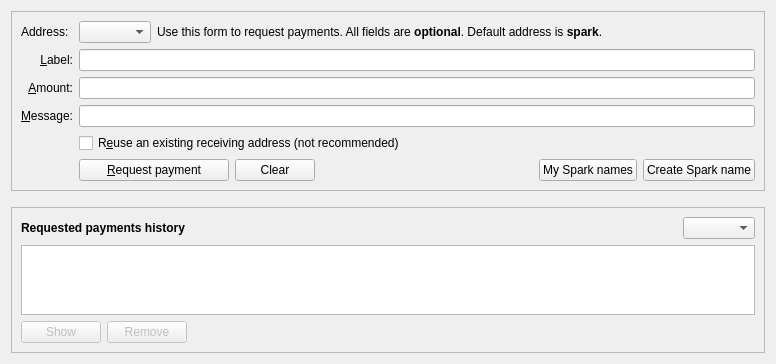
First picture: the form in src/qt/forms/receivecoinsdialog.ui, repository firoorg/firo, before the edit.
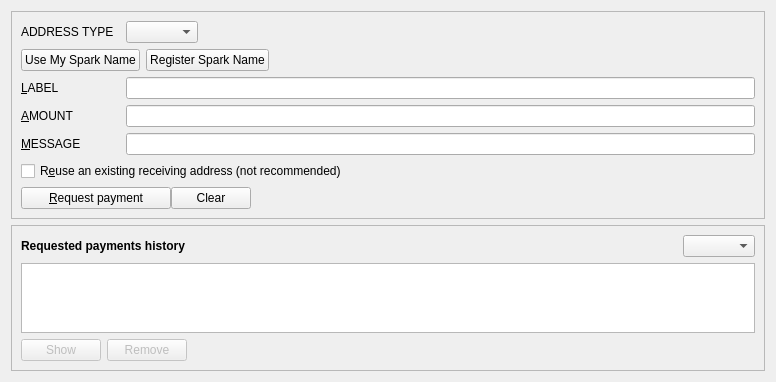
Second picture: the form after the edit. Custom widgets are drawn as their Qt base class.

Patch:
```diff
--- a/src/qt/forms/receivecoinsdialog.ui
+++ b/src/qt/forms/receivecoinsdialog.ui
@@ -27,77 +27,41 @@
      </property>
      <layout class="QVBoxLayout" name="verticalLayout_3">
       <item>
-       <layout class="QGridLayout" name="gridLayout">
-        <item row="7" column="2">
-         <widget class="QCheckBox" name="reuseAddress">
-          <property name="toolTip">
-           <string>Reuse one of the previously used receiving addresses. Reusing addresses has security and privacy issues. Do not use this unless re-generating a payment request made before.</string>
-          </property>
-          <property name="text">
-           <string>R&amp;euse an existing receiving address (not recommended)</string>
-          </property>
+       <layout class="QFormLayout" name="gridLayout">
+        <property name="fieldGrowthPolicy">
+         <enum>QFormLayout::ExpandingFieldsGrow</enum>
+        </property>
+        <property name="rowWrapPolicy">
+         <enum>QFormLayout::WrapLongRows</enum>
+        </property>
+        <property name="labelAlignment">
+         <set>Qt::AlignLeft|Qt::AlignVCenter</set>
+        </property>
+        <property name="formAlignment">
+         <set>Qt::AlignLeft|Qt::AlignTop</set>
+        </property>
+        <property name="horizontalSpacing">
+         <number>12</number>
+        </property>
+        <property name="verticalSpacing">
+         <number>6</number>
+        </property>
+        <item row="0" column="0">
+         <widget class="QLabel" name="addressTypeLabel">
+           <property name="toolTip">
+             <string>Choose Spark or Transparent for the payment request address.</string>
+           </property>
+           <property name="text">
+             <string>ADDRESS TYPE</string>
+           </property>
          </widget>
         </item>
-        <item row="7" column="0">
-         <widget class="QLabel" name="label_4">
-          <property name="text">
-           <string/>
-          </property>
-         </widget>
-        </item>
-        <item row="6" column="0">
-         <widget class="QLabel" name="label_3">
-          <property name="toolTip">
-           <string>An optional message to attach to the payment request, which will be displayed when the request is opened. Note: The message will not be sent with the payment over the Firo network.</string>
-          </property>
-          <property name="text">
-           <string>&amp;Message:</string>
-          </property>
-          <property name="alignment">
-           <set>Qt::AlignRight|Qt::AlignTrailing|Qt::AlignVCenter</set>
-          </property>
-          <property name="buddy">
-           <cstring>reqMessage</cstring>
-          </property>
-         </widget>
-        </item>
-        <item row="4" column="2">
-         <widget class="QLineEdit" name="reqLabel">
-          <property name="toolTip">
-           <string>An optional label to associate with the new receiving address.</string>
-          </property>
-         </widget>
-        </item>
-        <item row="6" column="2">
-         <widget class="QLineEdit" name="reqMessage">
-          <property name="toolTip">
-           <string>An optional message to attach to the payment request, which will be displayed when the request is opened. Note: The message will not be sent with the payment over the Firo network.</string>
-          </property>
-         </widget>
-        </item>
-        <item row="3" column="0">
-          <widget class="QLabel" name="addressTypeLabel">
-            <property name="toolTip">
-              <string>An optional label to associate with the new receiving address.</string>
-            </property>
-            <property name="text">
-              <string>Address:</string>
-            </property>
-          </widget>
-        </item>
-        <item row="3" column="2">
+        <item row="0" column="1">
           <layout class="QHBoxLayout" name="addressTypeHorizontalLayout">
             <item>
               <widget class="QComboBox" name="addressTypeCombobox">
               </widget>
             </item>
-            <item>
-              <widget class="QLabel" name="label_5">
-                <property name="text">
-                  <string>Use this form to request payments. All fields are &lt;b&gt;optional&lt;/b&gt;. Default address is &lt;b&gt;spark&lt;/b&gt;. </string>
-                </property>
-              </widget>
-            </item>
             <item>
               <spacer name="horizontalSpacer__">
                 <property name="orientation">
@@ -113,39 +77,89 @@
             </item>
           </layout>
         </item>
-        <item row="4" column="0">
+        <item row="1" column="0" colspan="2">
+         <widget class="QWidget" name="sparkNameActions" native="true">
+          <layout class="QHBoxLayout" name="sparkNameActionsLayout">
+           <property name="leftMargin"><number>0</number></property>
+           <property name="topMargin"><number>0</number></property>
+           <property name="rightMargin"><number>0</number></property>
+           <property name="bottomMargin"><number>0</number></property>
+           <item>
+            <widget class="QPushButton" name="mySparkNamesButton">
+             <property name="toolTip">
+              <string>Choose one of this wallet's Spark Names for the payment request.</string>
+             </property>
+             <property name="text">
+              <string>Use My Spark Name</string>
+             </property>
+             <property name="autoDefault">
+              <bool>false</bool>
+             </property>
+            </widget>
+           </item>
+           <item>
+            <widget class="QPushButton" name="createSparkNameButton">
+             <property name="toolTip">
+              <string>Register a new Spark Name.</string>
+             </property>
+             <property name="text">
+              <string>Register Spark Name</string>
+             </property>
+             <property name="autoDefault">
+              <bool>false</bool>
+             </property>
+            </widget>
+           </item>
+           <item>
+            <spacer name="sparkNameActionsSpacer">
+             <property name="orientation">
+              <enum>Qt::Horizontal</enum>
+             </property>
+             <property name="sizeHint" stdset="0">
+              <size>
+               <width>40</width>
+               <height>20</height>
+              </size>
+             </property>
+            </spacer>
+           </item>
+          </layout>
+         </widget>
+        </item>
+        <item row="2" column="0">
          <widget class="QLabel" name="label_2">
           <property name="toolTip">
            <string>An optional label to associate with the new receiving address.</string>
           </property>
           <property name="text">
-           <string>&amp;Label:</string>
-          </property>
-          <property name="alignment">
-           <set>Qt::AlignRight|Qt::AlignTrailing|Qt::AlignVCenter</set>
+           <string>&amp;LABEL</string>
           </property>
           <property name="buddy">
            <cstring>reqLabel</cstring>
           </property>
          </widget>
         </item>
-        <item row="5" column="0">
+        <item row="2" column="1">
+         <widget class="QLineEdit" name="reqLabel">
+          <property name="toolTip">
+           <string>An optional label to associate with the new receiving address.</string>
+          </property>
+         </widget>
+        </item>
+        <item row="3" column="0">
          <widget class="QLabel" name="label">
           <property name="toolTip">
            <string>An optional amount to request. Leave this empty or zero to not request a specific amount.</string>
           </property>
           <property name="text">
-           <string>&amp;Amount:</string>
-          </property>
-          <property name="alignment">
-           <set>Qt::AlignRight|Qt::AlignTrailing|Qt::AlignVCenter</set>
+           <string>&amp;AMOUNT</string>
           </property>
           <property name="buddy">
            <cstring>reqAmount</cstring>
           </property>
          </widget>
         </item>
-        <item row="5" column="2">
+        <item row="3" column="1">
          <widget class="BitcoinAmountField" name="reqAmount">
           <property name="minimumSize">
            <size>
@@ -158,7 +172,37 @@
           </property>
          </widget>
         </item>
-        <item row="8" column="2">
+        <item row="4" column="0">
+         <widget class="QLabel" name="label_3">
+          <property name="toolTip">
+           <string>An optional message to attach to the payment request, which will be displayed when the request is opened. Note: The message will not be sent with the payment over the Firo network.</string>
+          </property>
+          <property name="text">
+           <string>&amp;MESSAGE</string>
+          </property>
+          <property name="buddy">
+           <cstring>reqMessage</cstring>
+          </property>
+         </widget>
+        </item>
+        <item row="4" column="1">
+         <widget class="QLineEdit" name="reqMessage">
+          <property name="toolTip">
+           <string>An optional message to attach to the payment request, which will be displayed when the request is opened. Note: The message will not be sent with the payment over the Firo network.</string>
+          </property>
+         </widget>
+        </item>
+        <item row="5" column="0" colspan="2">
+         <widget class="QCheckBox" name="reuseAddress">
+          <property name="toolTip">
+           <string>Reuse one of the previously used receiving addresses. Reusing addresses has security and privacy issues. Do not use this unless re-generating a payment request made before.</string>
+          </property>
+          <property name="text">
+           <string>R&amp;euse an existing receiving address (not recommended)</string>
+          </property>
+         </widget>
+        </item>
+        <item row="6" column="0" colspan="2">
          <layout class="QHBoxLayout" name="horizontalLayout">
           <item>
            <widget class="QPushButton" name="receiveButton">
@@ -205,53 +249,8 @@
             </property>
            </spacer>
           </item>
-          <item>
-           <widget class="QPushButton" name="mySparkNamesButton">
-            <property name="sizePolicy">
-             <sizepolicy hsizetype="Minimum" vsizetype="Fixed">
-              <horstretch>0</horstretch>
-              <verstretch>0</verstretch>
-             </sizepolicy>
-            </property>
-            <property name="toolTip">
-             <string>Browse your spark names to use as label.</string>
-            </property>
-            <property name="text">
-             <string>My Spark names</string>
-            </property>
-            <property name="autoDefault">
-             <bool>false</bool>
-            </property>
-           </widget>
-          </item>
-          <item>
-           <widget class="QPushButton" name="createSparkNameButton">
-            <property name="sizePolicy">
-             <sizepolicy hsizetype="Minimum" vsizetype="Fixed">
-              <horstretch>0</horstretch>
-              <verstretch>0</verstretch>
-             </sizepolicy>
-            </property>
-            <property name="toolTip">
-             <string>Create new spark name.</string>
-            </property>
-            <property name="text">
-             <string>Create Spark name</string>
-            </property>
-            <property name="autoDefault">
-             <bool>false</bool>
-            </property>
-           </widget>
-          </item>
          </layout>
         </item>
-        <item row="8" column="0">
-         <widget class="QLabel" name="label_7">
-          <property name="text">
-           <string/>
-          </property>
-         </widget>
-        </item>
        </layout>
       </item>
      </layout>
```
